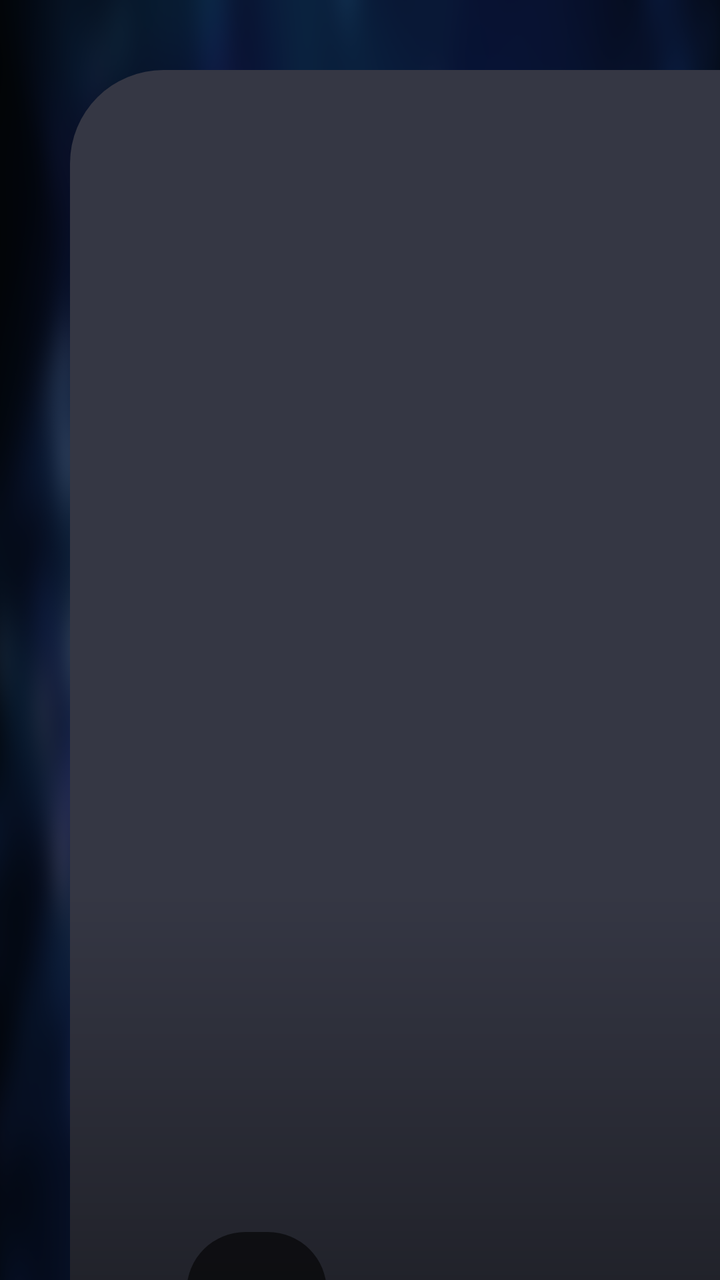
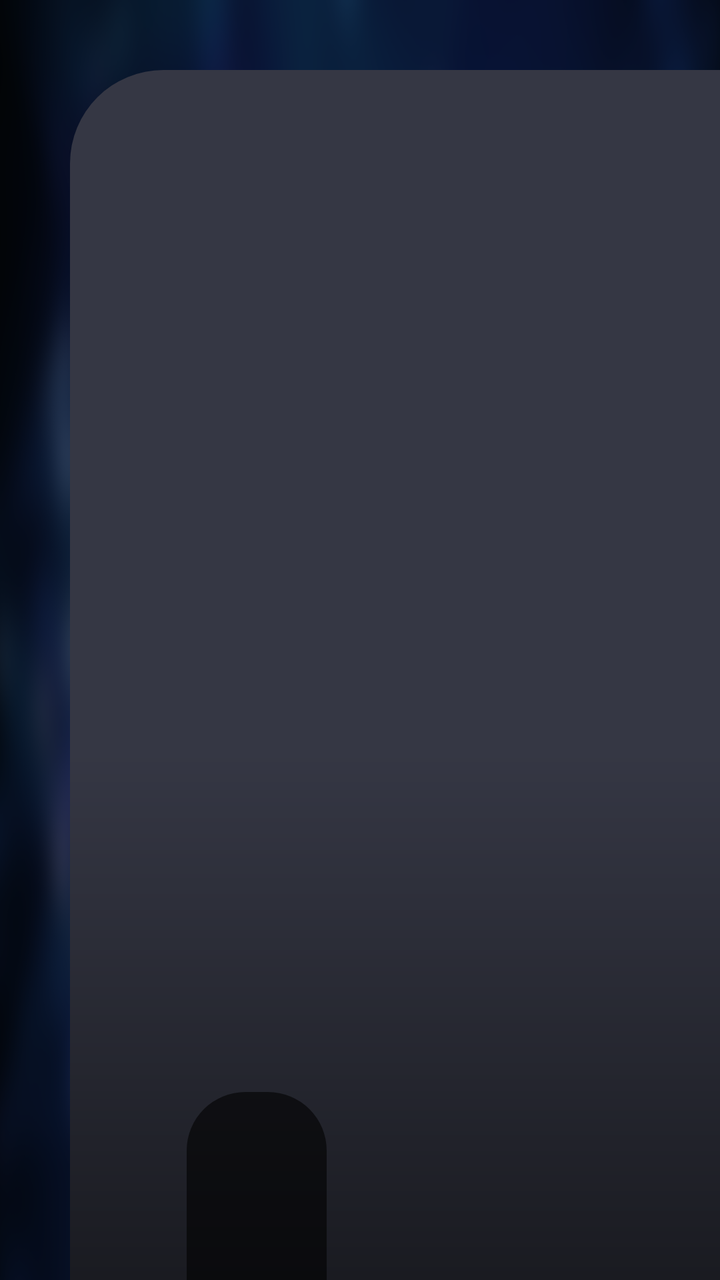

Screens rendered from an Android XML layout before and after an edit, with the pre-edit source and the edit as a unified diff.
<!-- AndroidManifest.xml: application theme AppTheme.NoActionBar -->
<!-- res/layout/item_user_hot_vod.xml -->
<?xml version="1.0" encoding="utf-8"?>
<FrameLayout xmlns:android="http://schemas.android.com/apk/res/android"
    android:layout_width="wrap_content"
    android:layout_height="wrap_content"
    android:clipChildren="false"
    android:clipToPadding="false"
    android:focusable="true"
    android:padding="@dimen/vs_6">

    <FrameLayout
        android:id="@+id/layoutPoster"
        android:layout_width="@dimen/vs_220"
        android:layout_height="@dimen/vs_140"
        android:background="@drawable/shape_home_poster">

        <ImageView
            android:id="@+id/ivThumb"
            android:layout_width="match_parent"
            android:layout_height="match_parent"
            android:scaleType="centerCrop" />

        <View
            android:layout_width="match_parent"
            android:layout_height="@dimen/vs_70"
            android:layout_gravity="bottom"
            android:background="@drawable/shape_home_scrim" />

        <LinearLayout
            android:layout_width="match_parent"
            android:layout_height="wrap_content"
            android:layout_gravity="bottom"
            android:orientation="vertical"
            android:paddingLeft="@dimen/vs_10"
            android:paddingRight="@dimen/vs_10"
            android:paddingBottom="@dimen/vs_10">

            <TextView
                android:id="@+id/tvName"
                android:layout_width="match_parent"
                android:layout_height="wrap_content"
                android:ellipsize="marquee"
                android:focusable="false"
                android:focusableInTouchMode="false"
                android:marqueeRepeatLimit="marquee_forever"
                android:singleLine="true"
                android:textColor="@color/color_FFFFFF"
                android:textSize="@dimen/ts_22"
                android:textStyle="bold" />

            <TextView
                android:id="@+id/tvNote"
                android:layout_width="wrap_content"
                android:layout_height="wrap_content"
                android:layout_marginTop="@dimen/vs_2"
                android:background="@drawable/shape_card_note"
                android:ellipsize="end"
                android:focusable="false"
                android:focusableInTouchMode="false"
                android:paddingLeft="@dimen/vs_6"
                android:paddingTop="@dimen/vs_2"
                android:paddingRight="@dimen/vs_6"
                android:paddingBottom="@dimen/vs_2"
                android:singleLine="true"
                android:textColor="@color/color_FFFFFF"
                android:textSize="@dimen/ts_20" />
        </LinearLayout>
    </FrameLayout>
</FrameLayout>
<!-- resources referenced by this layout -->
<resources>
  <color name="color_FFFFFF">#ffffffff</color>
  <dimen name="ts_20">20mm</dimen>
  <dimen name="ts_22">22mm</dimen>
  <dimen name="vs_10">10mm</dimen>
  <dimen name="vs_140">140mm</dimen>
  <dimen name="vs_2">2mm</dimen>
  <dimen name="vs_220">220mm</dimen>
  <dimen name="vs_6">6mm</dimen>
  <dimen name="vs_70">70mm</dimen>
  <!-- drawable shape_card_note (drawable) -->
  <?xml version="1.0" encoding="utf-8"?>
  <shape xmlns:android="http://schemas.android.com/apk/res/android">
      <corners android:radius="@dimen/radius_5" />
      <solid android:color="#99000000" />
  </shape>
  <!-- drawable shape_home_poster (drawable) -->
  <?xml version="1.0" encoding="utf-8"?>
  <shape xmlns:android="http://schemas.android.com/apk/res/android">
      <corners android:radius="@dimen/radius_10" />
      <solid android:color="@color/color_353744" />
  </shape>
  <!-- drawable shape_home_scrim (drawable) -->
  <?xml version="1.0" encoding="utf-8"?>
  <shape xmlns:android="http://schemas.android.com/apk/res/android">
      <gradient
          android:angle="270"
          android:endColor="@color/color_CC000000"
          android:startColor="@android:color/transparent" />
  </shape>
  <style name="AppTheme.NoActionBar">
          <item name="android:windowActionBar">false</item>
          <item name="android:windowNoTitle">true</item>
          <item name="windowActionBar">false</item>
          <item name="android:windowFullscreen">true</item>//全屏即无通知栏
          <item name="android:windowContentOverlay">@null</item>//是否有遮盖
          <item name="windowNoTitle">true</item>
          <item name="android:keepScreenOn">true</item>
          
          <item name="android:windowBackground">@drawable/app_bg</item>
      </style>
  <dimen name="radius_5">5mm</dimen>
  <dimen name="radius_10">8mm</dimen>
  <color name="color_353744">#353744</color>
  <color name="color_CC000000">#CC000000</color>
  <!-- drawable app_bg: png bitmap (drawable, 198620 bytes) -->
</resources>

<!-- the commit's change to res/layout/item_user_hot_vod.xml (unified diff, before → after) -->
@@ -9,8 +9,8 @@
 
     <FrameLayout
         android:id="@+id/layoutPoster"
-        android:layout_width="@dimen/vs_220"
-        android:layout_height="@dimen/vs_140"
+        android:layout_width="@dimen/vs_200"
+        android:layout_height="@dimen/vs_128"
         android:background="@drawable/shape_home_poster">
 
         <ImageView
<!-- resource entries referenced after the edit -->
@@ -4,9 +4,9 @@
   <dimen name="ts_20">20mm</dimen>
   <dimen name="ts_22">22mm</dimen>
   <dimen name="vs_10">10mm</dimen>
-  <dimen name="vs_140">140mm</dimen>
+  <dimen name="vs_128">128mm</dimen>
   <dimen name="vs_2">2mm</dimen>
-  <dimen name="vs_220">220mm</dimen>
+  <dimen name="vs_200">200mm</dimen>
   <dimen name="vs_6">6mm</dimen>
   <dimen name="vs_70">70mm</dimen>
   <!-- drawable shape_card_note (drawable) -->
